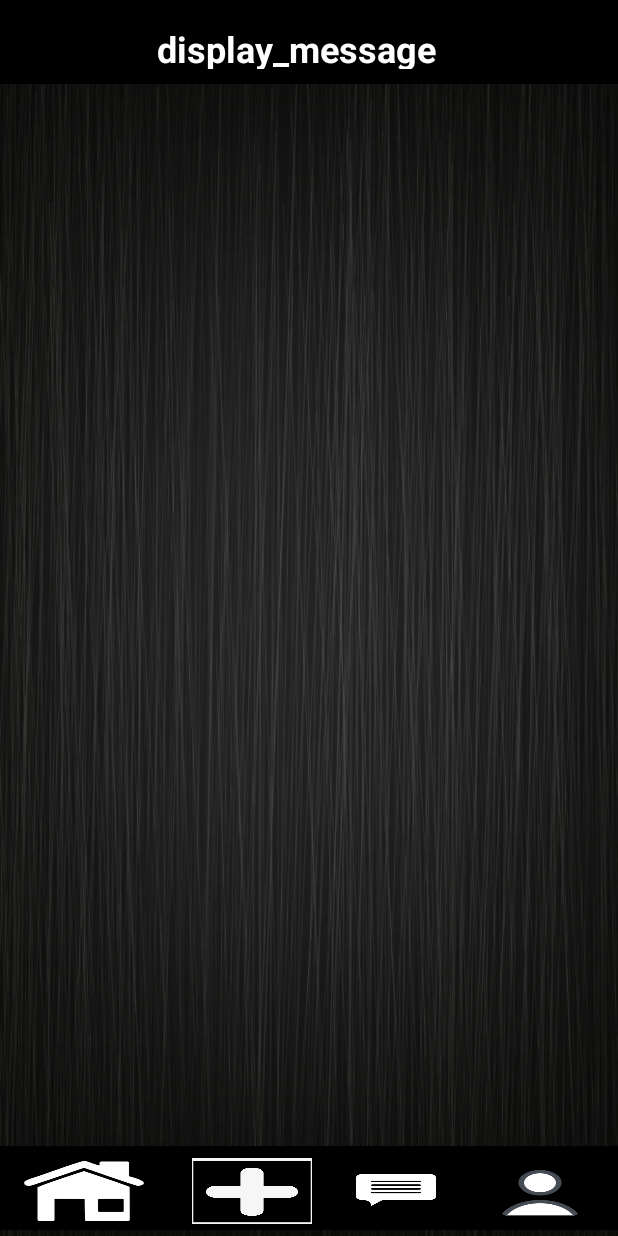
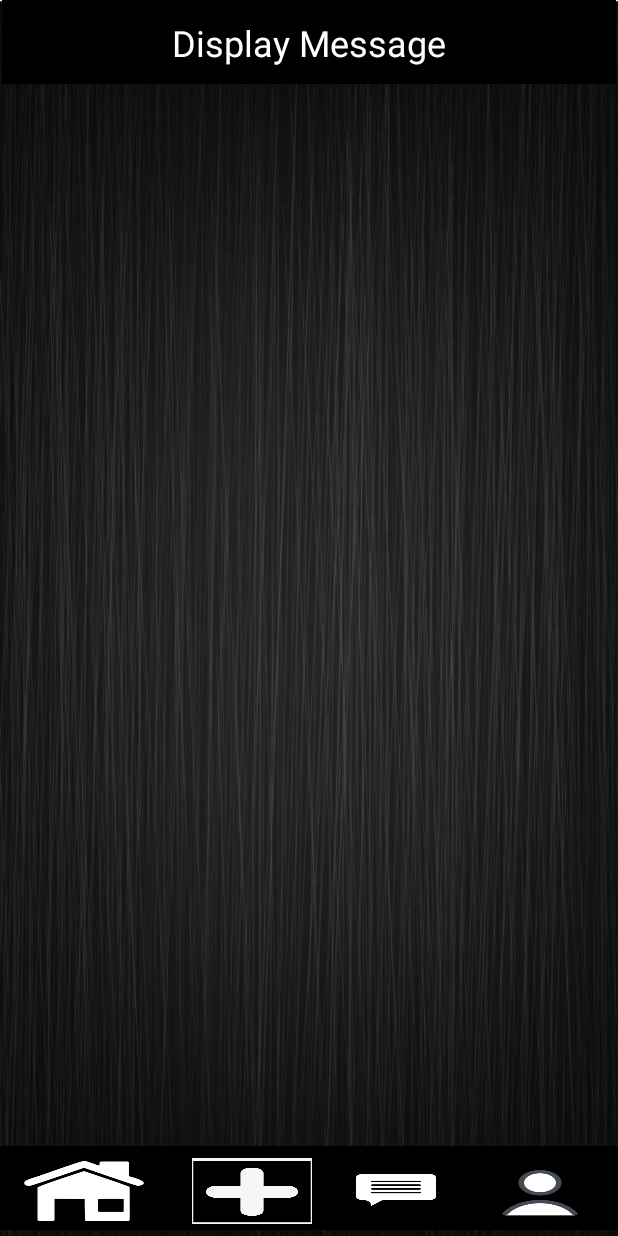
Before and after one commit to wilfredo1m/BeachList, an Android app: the layout activity_message_screen.xml on its own in the app's theme, with its tools: preview values and no code run, on a phone screen of 412 x 824 dp. Run offline under Robolectric (Android 15) with nearby library versions, the light colour scheme and no system bars.

Commit message:
-added 2 new pages and fixed menus

```diff
--- a/app/src/main/res/layout/activity_account_settings.xml
+++ b/app/src/main/res/layout/activity_account_settings.xml
@@ -2,14 +2,26 @@
 <androidx.constraintlayout.widget.ConstraintLayout
     xmlns:android="http://schemas.android.com/apk/res/android"
     xmlns:app="http://schemas.android.com/apk/res-auto"
+    android:background="@drawable/gray_background"
     xmlns:tools="http://schemas.android.com/tools"
     android:layout_width="match_parent"
     android:layout_height="match_parent">
 
     <include
         layout="@layout/activity_toolbar_no_searchbar"
+        android:layout_width="match_parent"
+        android:layout_height="wrap_content"
+        android:visibility="visible"
+        app:layout_constraintEnd_toEndOf="parent"
+        app:layout_constraintHorizontal_bias="0.0"
+        app:layout_constraintStart_toStartOf="parent"
+        app:layout_constraintTop_toTopOf="parent" />
+
+    <include
+        layout="@layout/activity_bottom_searchbar"
+        android:layout_width="match_parent"
+        android:layout_height="wrap_content"
         app:layout_constraintBottom_toBottomOf="parent"
         app:layout_constraintEnd_toEndOf="parent"
-        app:layout_constraintStart_toStartOf="parent"
-        app:layout_constraintTop_toTopOf="parent" />
+        app:layout_constraintStart_toStartOf="parent" />
 </androidx.constraintlayout.widget.ConstraintLayout>
--- /dev/null
+++ b/app/src/main/res/layout/activity_bottom_searchbar.xml
@@ -0,0 +1,69 @@
+<?xml version="1.0" encoding="utf-8"?>
+<androidx.constraintlayout.widget.ConstraintLayout xmlns:android="http://schemas.android.com/apk/res/android"
+    xmlns:app="http://schemas.android.com/apk/res-auto"
+    xmlns:tools="http://schemas.android.com/tools"
+    android:layout_width="match_parent"
+    android:layout_height="match_parent">
+
+    <androidx.appcompat.widget.Toolbar
+        android:id="@+id/toolbar5"
+        android:layout_width="match_parent"
+        android:layout_height="wrap_content"
+        android:layout_marginBottom="4dp"
+        android:background="#000000"
+        android:minHeight="?attr/actionBarSize"
+        android:theme="?attr/actionBarTheme"
+        app:layout_constraintBottom_toBottomOf="parent"
+        app:layout_constraintEnd_toEndOf="parent"
+        app:layout_constraintHorizontal_bias="0.0"
+        app:layout_constraintStart_toStartOf="parent" />
+
+    <Button
+        android:id="@+id/button2"
+        android:layout_width="80dp"
+        android:layout_height="44dp"
+        android:layout_marginStart="16dp"
+        android:layout_marginLeft="16dp"
+        android:background="@drawable/home_icon"
+        app:layout_constraintBottom_toBottomOf="@+id/toolbar5"
+        app:layout_constraintEnd_toStartOf="@+id/button7"
+        app:layout_constraintHorizontal_bias="0.0"
+        app:layout_constraintStart_toStartOf="parent"
+        app:layout_constraintTop_toTopOf="@+id/toolbar5"
+        app:layout_constraintVertical_bias="0.666" />
+
+    <Button
+        android:id="@+id/button7"
+        android:layout_width="80dp"
+        android:layout_height="44dp"
+        android:layout_marginEnd="16dp"
+        android:layout_marginRight="16dp"
+        android:layout_marginBottom="4dp"
+        android:background="@drawable/plus_icon"
+        app:layout_constraintBottom_toBottomOf="@+id/toolbar5"
+        app:layout_constraintEnd_toStartOf="@+id/button8" />
+
+    <Button
+        android:id="@+id/button8"
+        android:layout_width="80dp"
+        android:layout_height="45dp"
+        android:layout_marginEnd="16dp"
+        android:layout_marginRight="16dp"
+        android:background="@drawable/message_icon"
+        app:layout_constraintBottom_toBottomOf="@+id/toolbar5"
+        app:layout_constraintEnd_toStartOf="@+id/button9"
+        app:layout_constraintTop_toTopOf="@+id/toolbar5"
+        app:layout_constraintVertical_bias="0.642" />
+
+    <Button
+        android:id="@+id/button9"
+        android:layout_width="80dp"
+        android:layout_height="47dp"
+        android:layout_marginEnd="12dp"
+        android:layout_marginRight="12dp"
+        android:background="@drawable/person_male"
+        app:layout_constraintBottom_toBottomOf="@+id/toolbar5"
+        app:layout_constraintEnd_toEndOf="@+id/toolbar5"
+        app:layout_constraintTop_toTopOf="@+id/toolbar5"
+        app:layout_constraintVertical_bias="0.727" />
+</androidx.constraintlayout.widget.ConstraintLayout>
--- a/app/src/main/res/layout/activity_message_screen.xml
+++ b/app/src/main/res/layout/activity_message_screen.xml
@@ -1,7 +1,28 @@
 <?xml version="1.0" encoding="utf-8"?>
 <androidx.constraintlayout.widget.ConstraintLayout
-    xmlns:android="http://schemas.android.com/apk/res/android" android:layout_width="match_parent"
+    xmlns:android="http://schemas.android.com/apk/res/android"
+    xmlns:app="http://schemas.android.com/apk/res-auto"
+    xmlns:tools="http://schemas.android.com/tools"
+    android:layout_width="match_parent"
+    android:background="@drawable/gray_background"
     android:layout_height="match_parent">
-    <include layout="@layout/activity_toolbar_no_searchbar"/>
 
+    <include
+        android:id="@+id/include"
+        layout="@layout/activity_bottom_searchbar"
+        android:layout_width="match_parent"
+        android:layout_height="wrap_content"
+        app:layout_constraintBottom_toBottomOf="parent"
+        app:layout_constraintEnd_toEndOf="parent"
+        app:layout_constraintHorizontal_bias="0.0"
+        app:layout_constraintStart_toStartOf="parent" />
+
+    <include
+        layout="@layout/activity_toolbar_no_searchbar"
+        android:layout_width="match_parent"
+        android:layout_height="wrap_content"
+        app:layout_constraintEnd_toEndOf="parent"
+        app:layout_constraintHorizontal_bias="0.0"
+        app:layout_constraintStart_toStartOf="parent"
+        app:layout_constraintTop_toTopOf="parent" />
 </androidx.constraintlayout.widget.ConstraintLayout>
--- a/app/src/main/res/layout/activity_toolbar_no_searchbar.xml
+++ b/app/src/main/res/layout/activity_toolbar_no_searchbar.xml
@@ -3,95 +3,30 @@
     xmlns:app="http://schemas.android.com/apk/res-auto"
     xmlns:tools="http://schemas.android.com/tools"
     android:layout_width="match_parent"
-    android:layout_height="match_parent"
-    android:background="@drawable/gray_background">
+    android:layout_height="match_parent">
 
     <androidx.appcompat.widget.Toolbar
         android:id="@+id/toolbar4"
-        android:layout_width="match_parent"
+        android:layout_width="409dp"
         android:layout_height="wrap_content"
-        android:background="#000000"
-        android:minHeight="?attr/actionBarSize"
-        android:theme="?attr/actionBarTheme"
-        app:layout_constraintEnd_toEndOf="parent"
-        app:layout_constraintHorizontal_bias="0.0"
-        app:layout_constraintStart_toStartOf="parent"
-        app:layout_constraintTop_toTopOf="parent" />
-
-    <androidx.appcompat.widget.Toolbar
-        android:id="@+id/toolbar5"
-        android:layout_width="match_parent"
-        android:layout_height="wrap_content"
-        android:layout_marginBottom="4dp"
         android:background="#000000"
         android:minHeight="?attr/actionBarSize"
         android:theme="?attr/actionBarTheme"
         app:layout_constraintBottom_toBottomOf="parent"
         app:layout_constraintEnd_toEndOf="parent"
-        app:layout_constraintHorizontal_bias="0.0"
-        app:layout_constraintStart_toStartOf="parent" />
+        app:layout_constraintStart_toStartOf="parent"
+        app:layout_constraintTop_toTopOf="parent"
+        app:layout_constraintVertical_bias="0.0" />
 
     <TextView
         android:id="@+id/textView"
         android:layout_width="wrap_content"
-        android:layout_height="30dp"
+        android:layout_height="wrap_content"
         android:text="@string/header_page_message"
         android:textColor="#FFFFFF"
         android:textSize="24sp"
-        android:textStyle="bold"
         app:layout_constraintBottom_toBottomOf="@+id/toolbar4"
-        app:layout_constraintEnd_toEndOf="@+id/toolbar4"
-        app:layout_constraintHorizontal_bias="0.463"
-        app:layout_constraintStart_toStartOf="@+id/toolbar4"
-        app:layout_constraintTop_toTopOf="@+id/toolbar4"
-        app:layout_constraintVertical_bias="0.615" />
-
-    <Button
-        android:id="@+id/button2"
-        android:layout_width="80dp"
-        android:layout_height="44dp"
-        android:layout_marginStart="16dp"
-        android:layout_marginLeft="16dp"
-        android:background="@drawable/home_icon"
-        app:layout_constraintBottom_toBottomOf="@+id/toolbar5"
-        app:layout_constraintEnd_toStartOf="@+id/button7"
-        app:layout_constraintHorizontal_bias="0.0"
+        app:layout_constraintEnd_toEndOf="parent"
         app:layout_constraintStart_toStartOf="parent"
-        app:layout_constraintTop_toTopOf="@+id/toolbar5"
-        app:layout_constraintVertical_bias="0.666" />
-
-    <Button
-        android:id="@+id/button7"
-        android:layout_width="80dp"
-        android:layout_height="44dp"
-        android:layout_marginEnd="16dp"
-        android:layout_marginRight="16dp"
-        android:layout_marginBottom="4dp"
-        android:background="@drawable/plus_icon"
-        app:layout_constraintBottom_toBottomOf="@+id/toolbar5"
-        app:layout_constraintEnd_toStartOf="@+id/button8" />
-
-    <Button
-        android:id="@+id/button8"
-        android:layout_width="80dp"
-        android:layout_height="45dp"
-        android:layout_marginEnd="16dp"
-        android:layout_marginRight="16dp"
-        android:background="@drawable/message_icon"
-        app:layout_constraintBottom_toBottomOf="@+id/toolbar5"
-        app:layout_constraintEnd_toStartOf="@+id/button9"
-        app:layout_constraintTop_toTopOf="@+id/toolbar5"
-        app:layout_constraintVertical_bias="0.642" />
-
-    <Button
-        android:id="@+id/button9"
-        android:layout_width="80dp"
-        android:layout_height="47dp"
-        android:layout_marginEnd="12dp"
-        android:layout_marginRight="12dp"
-        android:background="@drawable/person_male"
-        app:layout_constraintBottom_toBottomOf="@+id/toolbar5"
-        app:layout_constraintEnd_toEndOf="@+id/toolbar5"
-        app:layout_constraintTop_toTopOf="@+id/toolbar5"
-        app:layout_constraintVertical_bias="0.727" />
+        app:layout_constraintTop_toTopOf="@+id/toolbar4" />
 </androidx.constraintlayout.widget.ConstraintLayout>
--- a/app/src/main/res/values/strings.xml
+++ b/app/src/main/res/values/strings.xml
@@ -25,6 +25,9 @@
     <string name="email_icon_description">email icon</string>
     <string name="phone_num_icon_description">phone icon</string>
     <string name="expected_grad_icon_description">expected grad icon</string>
-    <string name="header_page_message">display_message</string>
+    <string name="header_page_message">Display Message</string>
+    <string name="account_settings_header"> Account Settings</string>
+    <string name="messages_header"> Messages</string>
+
 
 </resources>
```
